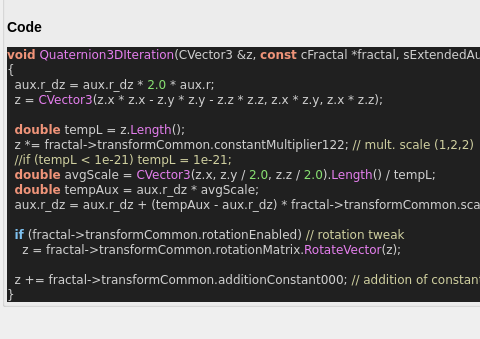
First picture: the form in mandelbulber2/qt_data/fractal_quaternion3D.ui, repository buddhi1980/mandelbulber2, before the edit; both pictures show x 0 to 480 and y 404 to 743 of the 711 by 743 pixel window.
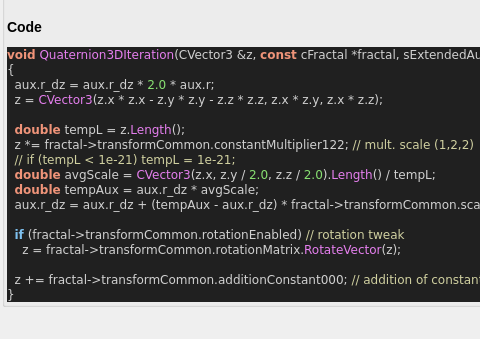
Second picture: the form after the edit. Custom widgets are drawn as their Qt base class.

Patch:
```diff
--- a/mandelbulber2/qt_data/fractal_quaternion3D.ui
+++ b/mandelbulber2/qt_data/fractal_quaternion3D.ui
@@ -689,7 +689,7 @@
 
   &lt;span style=&quot;color:#f09479; font-weight:bold&quot;&gt;double&lt;/span&gt; tempL &lt;span style=&quot;color:#d0d0d0&quot;&gt;=&lt;/span&gt; z&lt;span style=&quot;color:#d0d0d0&quot;&gt;.&lt;/span&gt;&lt;span style=&quot;color:#e47eed&quot;&gt;Length&lt;/span&gt;&lt;span style=&quot;color:#d0d0d0&quot;&gt;();&lt;/span&gt;
   z &lt;span style=&quot;color:#d0d0d0&quot;&gt;*=&lt;/span&gt; fractal&lt;span style=&quot;color:#d0d0d0&quot;&gt;-&amp;gt;&lt;/span&gt;transformCommon&lt;span style=&quot;color:#d0d0d0&quot;&gt;.&lt;/span&gt;constantMultiplier122&lt;span style=&quot;color:#d0d0d0&quot;&gt;;&lt;/span&gt; &lt;span style=&quot;color:#d0d0a0&quot;&gt;// mult. scale (1,2,2)&lt;/span&gt;
-  &lt;span style=&quot;color:#d0d0a0&quot;&gt;//if (tempL &amp;lt; 1e-21) tempL = 1e-21;&lt;/span&gt;
+  &lt;span style=&quot;color:#d0d0a0&quot;&gt;// if (tempL &amp;lt; 1e-21) tempL = 1e-21;&lt;/span&gt;
   &lt;span style=&quot;color:#f09479; font-weight:bold&quot;&gt;double&lt;/span&gt; avgScale &lt;span style=&quot;color:#d0d0d0&quot;&gt;=&lt;/span&gt; &lt;span style=&quot;color:#e47eed&quot;&gt;CVector3&lt;/span&gt;&lt;span style=&quot;color:#d0d0d0&quot;&gt;(&lt;/span&gt;z&lt;span style=&quot;color:#d0d0d0&quot;&gt;.&lt;/span&gt;x&lt;span style=&quot;color:#d0d0d0&quot;&gt;,&lt;/span&gt; z&lt;span style=&quot;color:#d0d0d0&quot;&gt;.&lt;/span&gt;y &lt;span style=&quot;color:#d0d0d0&quot;&gt;/&lt;/span&gt; &lt;span style=&quot;color:#87df71&quot;&gt;2.0&lt;/span&gt;&lt;span style=&quot;color:#d0d0d0&quot;&gt;,&lt;/span&gt; z&lt;span style=&quot;color:#d0d0d0&quot;&gt;.&lt;/span&gt;z &lt;span style=&quot;color:#d0d0d0&quot;&gt;/&lt;/span&gt; &lt;span style=&quot;color:#87df71&quot;&gt;2.0&lt;/span&gt;&lt;span style=&quot;color:#d0d0d0&quot;&gt;).&lt;/span&gt;&lt;span style=&quot;color:#e47eed&quot;&gt;Length&lt;/span&gt;&lt;span style=&quot;color:#d0d0d0&quot;&gt;() /&lt;/span&gt; tempL&lt;span style=&quot;color:#d0d0d0&quot;&gt;;&lt;/span&gt;
   &lt;span style=&quot;color:#f09479; font-weight:bold&quot;&gt;double&lt;/span&gt; tempAux &lt;span style=&quot;color:#d0d0d0&quot;&gt;=&lt;/span&gt; aux&lt;span style=&quot;color:#d0d0d0&quot;&gt;.&lt;/span&gt;r_dz &lt;span style=&quot;color:#d0d0d0&quot;&gt;*&lt;/span&gt; avgScale&lt;span style=&quot;color:#d0d0d0&quot;&gt;;&lt;/span&gt;
   aux&lt;span style=&quot;color:#d0d0d0&quot;&gt;.&lt;/span&gt;r_dz &lt;span style=&quot;color:#d0d0d0&quot;&gt;=&lt;/span&gt; aux&lt;span style=&quot;color:#d0d0d0&quot;&gt;.&lt;/span&gt;r_dz &lt;span style=&quot;color:#d0d0d0&quot;&gt;+ (&lt;/span&gt;tempAux &lt;span style=&quot;color:#d0d0d0&quot;&gt;-&lt;/span&gt; aux&lt;span style=&quot;color:#d0d0d0&quot;&gt;.&lt;/span&gt;r_dz&lt;span style=&quot;color:#d0d0d0&quot;&gt;) *&lt;/span&gt; fractal&lt;span style=&quot;color:#d0d0d0&quot;&gt;-&amp;gt;&lt;/span&gt;transformCommon&lt;span style=&quot;color:#d0d0d0&quot;&gt;.&lt;/span&gt;scaleA1&lt;span style=&quot;color:#d0d0d0&quot;&gt;;&lt;/span&gt;
```
